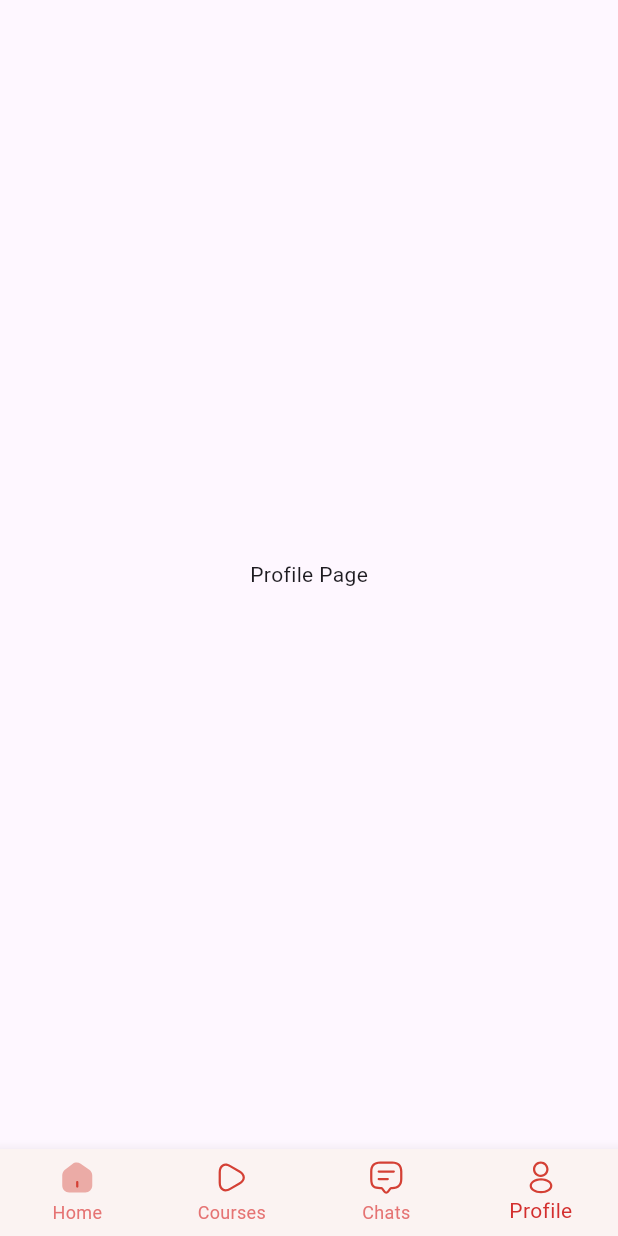
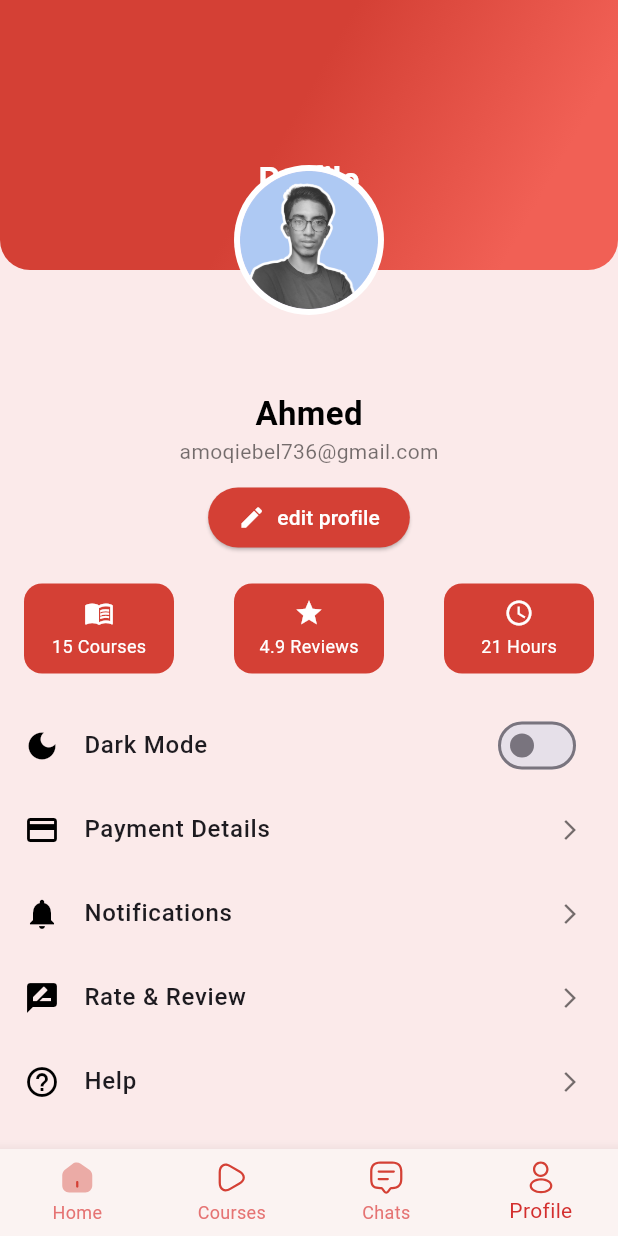
Before and after one commit to AhmedMoqiebell/Our-Flutter-Project, a Flutter app: the screen it shows after launch, item 4 of the bottom bar chosen, on a phone screen of 412 x 824 dp. Run offline on Flutter 3.47's test engine with Material 3 defaults, Android fonts, the light colour scheme and no system bars; our stand-ins replace flutter_svg.

Commit message:
Add the Profile Page

```diff
--- a/lib/pages/profile.dart
+++ b/lib/pages/profile.dart
@@ -5,6 +5,165 @@ class ProfilePage extends StatelessWidget {
 
   @override
   Widget build(BuildContext context) {
-    return const Center(child: Text('Profile Page'));
+    return Scaffold(
+      backgroundColor: const Color(0xFFFBEAEA),
+      body: Stack(
+        children: [
+          // ===== محتوى الصفحة القابل للتمرير =====
+          SingleChildScrollView(
+            padding: const EdgeInsets.only(top: 200), // عشان تترك مساحة للصورة
+            child: Column(
+              children: [
+                const SizedBox(height: 60), // فراغ تحت الصورة
+                const Text(
+                  'Ahmed',
+                  style: TextStyle(
+                      fontSize: 22,
+                      fontWeight: FontWeight.bold,
+                      color: Colors.black),
+                ),
+                const Text(
+                  'amoqiebel736@gmail.com',
+                  style: TextStyle(color: Colors.black54),
+                ),
+                const SizedBox(height: 10),
+                ElevatedButton.icon(
+                  style: ElevatedButton.styleFrom(
+                    backgroundColor: const Color(0xFFD44035),
+                    foregroundColor: Colors.white,
+                    shape: RoundedRectangleBorder(
+                        borderRadius: BorderRadius.circular(20)),
+                    padding:
+                    const EdgeInsets.symmetric(horizontal: 20, vertical: 8),
+                  ),
+                  onPressed: () {},
+                  icon: const Icon(Icons.edit, size: 18),
+                  label: const Text('edit profile'),
+                ),
+                const SizedBox(height: 20),
+
+                // ===== مربعات الاحصائيات =====
+                Padding(
+                  padding: const EdgeInsets.symmetric(horizontal: 16),
+                  child: Row(
+                    mainAxisAlignment: MainAxisAlignment.spaceBetween,
+                    children: const [
+                      _StatBox(icon: Icons.menu_book, label: '15 Courses'),
+                      _StatBox(icon: Icons.star, label: '4.9 Reviews'),
+                      _StatBox(icon: Icons.access_time, label: '21 Hours'),
+                    ],
+                  ),
+                ),
+
+                const SizedBox(height: 20),
+
+                // ===== خيارات القائمة =====
+                const _OptionTile(icon: Icons.dark_mode, title: 'Dark Mode', hasSwitch: true),
+                const _OptionTile(icon: Icons.payment, title: 'Payment Details'),
+                const _OptionTile(icon: Icons.notifications, title: 'Notifications'),
+                const _OptionTile(icon: Icons.rate_review, title: 'Rate & Review'),
+                const _OptionTile(icon: Icons.help_outline, title: 'Help'),
+                const SizedBox(height: 40),
+              ],
+            ),
+          ),
+
+          // ===== AppBar متدرج =====
+          Container(
+            height: 180,
+            decoration: const BoxDecoration(
+              gradient: LinearGradient(
+                begin: Alignment(-0.07, -0.06),
+                end: Alignment(0.65, 0.87),
+                colors: [Color(0xFFD44035), Color(0xFFF16055)],
+              ),
+              borderRadius: BorderRadius.only(
+                bottomLeft: Radius.circular(20),
+                bottomRight: Radius.circular(20),
+              ),
+            ),
+            alignment: const Alignment(0, 0.4),
+            child: const Text(
+              'Profile',
+              style: TextStyle(
+                  fontSize: 22,
+                  fontWeight: FontWeight.bold,
+                  color: Colors.white),
+            ),
+          ),
+
+          // ===== صورة البروفايل وسط الـ AppBar والـ body =====
+          Positioned(
+            top: 110,
+            left: MediaQuery.of(context).size.width / 2 - 50,
+            child: CircleAvatar(
+              radius: 50,
+              backgroundColor: Colors.white,
+              child: const CircleAvatar(
+                radius: 46,
+                backgroundImage: AssetImage('assets/images/profile.png'),
+              ),
+            ),
+          ),
+        ],
+      ),
+    );
   }
 }
+
+// مربع احصائيات
+class _StatBox extends StatelessWidget {
+  final IconData icon;
+  final String label;
+  const _StatBox({required this.icon, required this.label});
+
+  @override
+  Widget build(BuildContext context) {
+    return Container(
+      width: 100,
+      height: 60,
+      decoration: BoxDecoration(
+        color: const Color(0xFFD44035),
+        borderRadius: BorderRadius.circular(12),
+      ),
+      child: Column(
+        mainAxisAlignment: MainAxisAlignment.center,
+        children: [
+          Icon(icon, color: Colors.white, size: 20),
+          const SizedBox(height: 4),
+          Text(label,
+              style: const TextStyle(color: Colors.white, fontSize: 12)),
+        ],
+      ),
+    );
+  }
+}
+
+// عنصر خيار قائمة
+class _OptionTile extends StatelessWidget {
+  final IconData icon;
+  final String title;
+  final bool hasSwitch;
+  const _OptionTile({
+    required this.icon,
+    required this.title,
+    this.hasSwitch = false,
+  });
+
+  @override
+  Widget build(BuildContext context) {
+    return ListTile(
+      leading: Icon(icon, color: Colors.black), // أيقونات باللون الأسود
+      title: Text(title,
+          style: const TextStyle(fontSize: 16, fontWeight: FontWeight.w500)),
+      trailing: hasSwitch
+          ? Switch(
+        value: false,
+        activeColor: const Color(0xFFD44035),
+        onChanged: (val) {},
+      )
+          : const Icon(Icons.arrow_forward_ios, size: 16, color: Colors.black54),
+      onTap: () {},
+    );
+  }
+}
```
